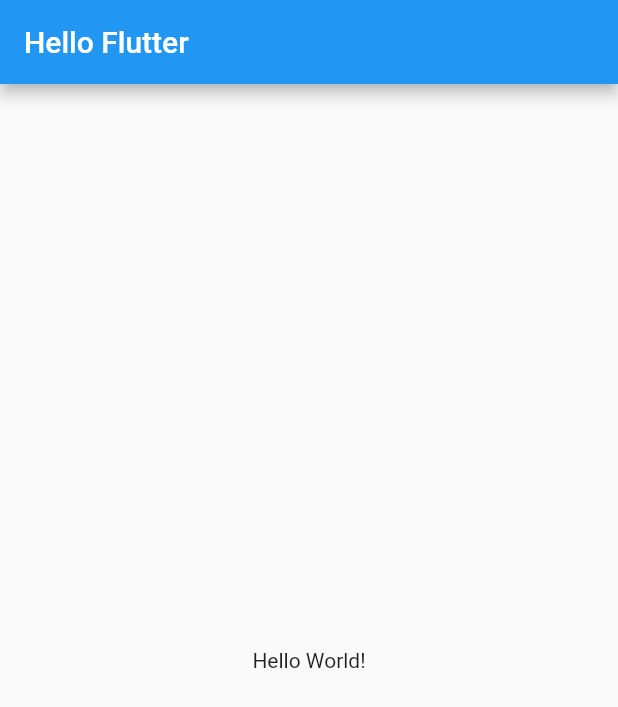
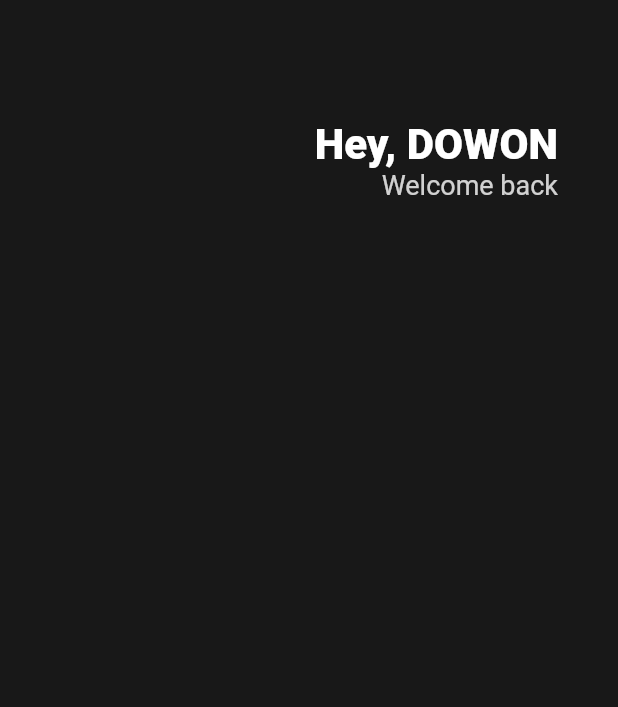
Before and after one commit to 2dowon/NomadCoders_Flutter, a Flutter app: the screen it shows after launch, on a phone screen of 412 x 824 dp. Shown: the top 707 px of the screen. Run offline on Flutter 3.47's test engine with Material 2 defaults, Android fonts, the phone set to English and light mode, and no system bars.

Commit message:
feat: Header

```diff
--- a/lib/main.dart
+++ b/lib/main.dart
@@ -9,13 +9,42 @@ class App extends StatelessWidget {
   Widget build(BuildContext context) {
     return MaterialApp(
       home: Scaffold(
-        appBar: AppBar(
-          title: Text("Hello Flutter"),
-        ),
-        body: Center(
-          child: Text("Hello World!"),
-        ),
-      ),
+          backgroundColor: Color(0xFF181818),
+          body: Padding(
+            padding: EdgeInsets.symmetric(
+              horizontal: 40,
+            ),
+            child: Column(
+              children: [
+                SizedBox(height: 80),
+                Row(
+                  mainAxisAlignment: MainAxisAlignment.end,
+                  children: [
+                    Column(
+                      crossAxisAlignment: CrossAxisAlignment.end,
+                      children: [
+                        Text(
+                          "Hey, DOWON",
+                          style: TextStyle(
+                            color: Colors.white,
+                            fontSize: 28,
+                            fontWeight: FontWeight.w800,
+                          ),
+                        ),
+                        Text(
+                          "Welcome back",
+                          style: TextStyle(
+                            color: Colors.white.withOpacity(0.8),
+                            fontSize: 18,
+                          ),
+                        ),
+                      ],
+                    )
+                  ],
+                ),
+              ],
+            ),
+          )),
     );
   }
 }
```
